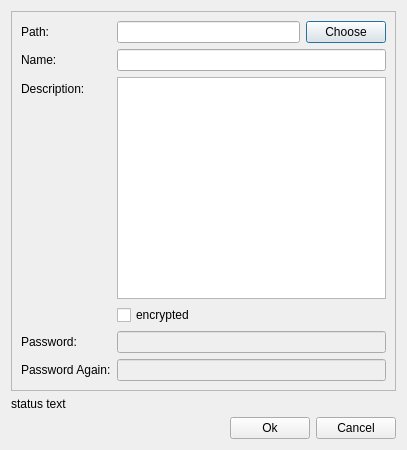
The window that ui/create-repo-dialog.ui (haiwen/seafile-client) describes before a commit, drawn with Qt 5.
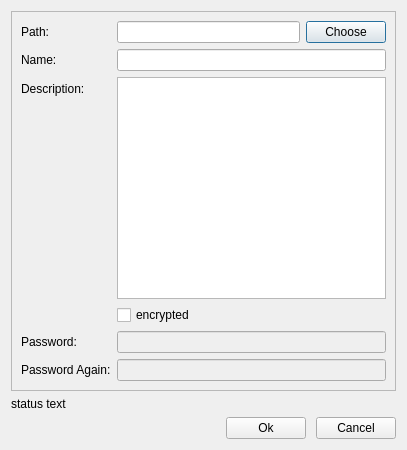
The same window after the commit.

Commit message: improve dialog buttons spacing

The edit to the form file:
```diff
--- a/ui/create-repo-dialog.ui
+++ b/ui/create-repo-dialog.ui
@@ -133,6 +133,9 @@
    </item>
    <item>
     <layout class="QHBoxLayout" name="horizontalLayout">
+     <property name="spacing">
+      <number>10</number>
+     </property>
      <item>
       <spacer name="horizontalSpacer">
        <property name="orientation">
```
The commit also changes 3 other files.
